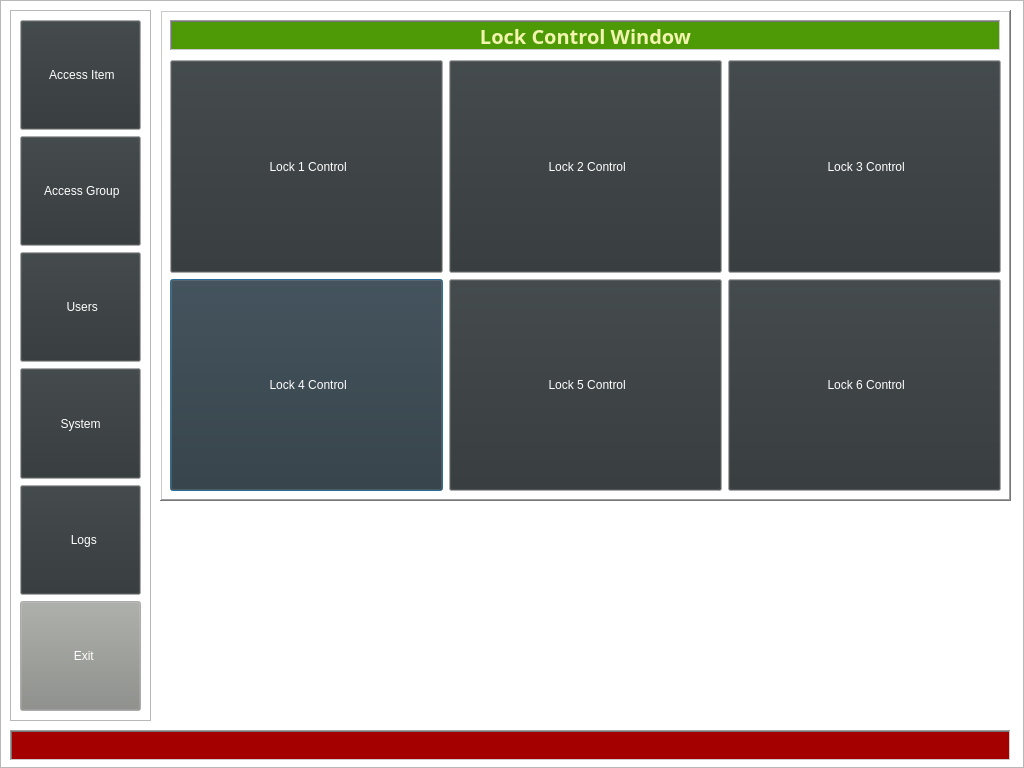
swodaemkram/aces, file lock_screen.ui: the form before one commit.
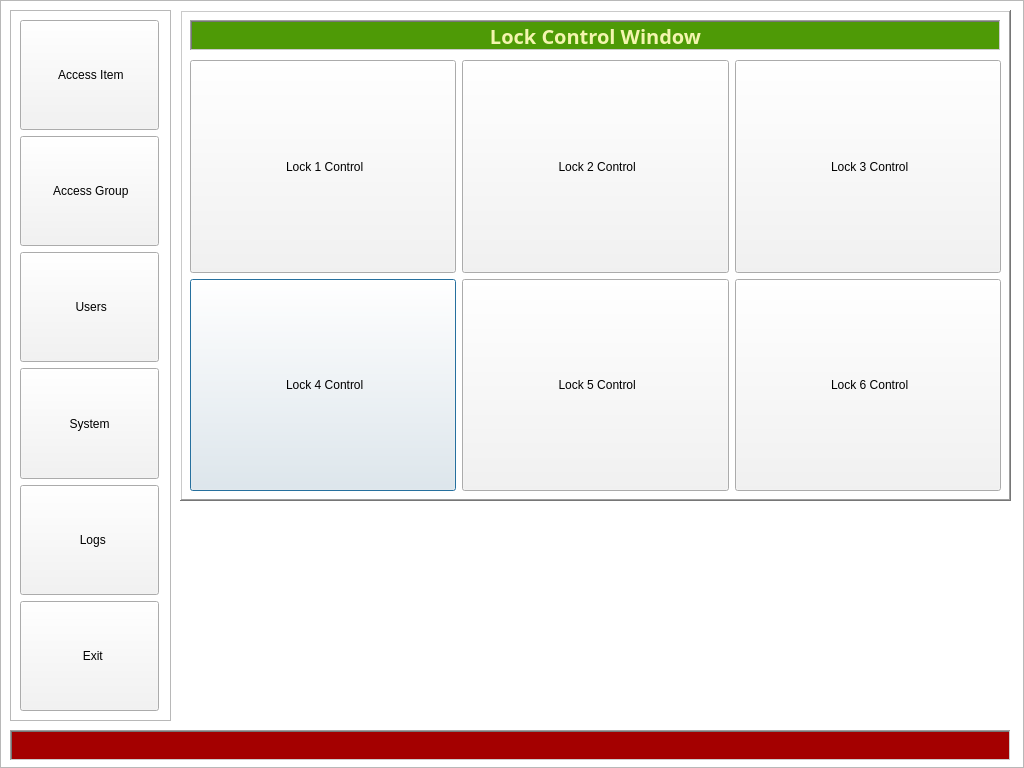
The form after the commit. Icons and pictures are not drawn.

```diff
--- a/lock_screen.ui
+++ b/lock_screen.ui
@@ -32,9 +32,9 @@
   <widget class="QFrame" name="frame">
    <property name="geometry">
     <rect>
-     <x>160</x>
+     <x>180</x>
      <y>10</y>
-     <width>851</width>
+     <width>831</width>
      <height>491</height>
     </rect>
    </property>
@@ -49,7 +49,7 @@
      <rect>
       <x>10</x>
       <y>50</y>
-      <width>831</width>
+      <width>811</width>
       <height>431</height>
      </rect>
     </property>
@@ -68,18 +68,18 @@
           <colorrole role="Button">
            <brush brushstyle="SolidPattern">
             <color alpha="255">
-             <red>46</red>
-             <green>52</green>
-             <blue>54</blue>
+             <red>243</red>
+             <green>243</green>
+             <blue>243</blue>
             </color>
            </brush>
           </colorrole>
           <colorrole role="ButtonText">
            <brush brushstyle="SolidPattern">
             <color alpha="255">
-             <red>255</red>
-             <green>255</green>
-             <blue>255</blue>
+             <red>0</red>
+             <green>0</green>
+             <blue>0</blue>
             </color>
            </brush>
           </colorrole>
@@ -88,18 +88,18 @@
           <colorrole role="Button">
            <brush brushstyle="SolidPattern">
             <color alpha="255">
-             <red>46</red>
-             <green>52</green>
-             <blue>54</blue>
+             <red>243</red>
+             <green>243</green>
+             <blue>243</blue>
             </color>
            </brush>
           </colorrole>
           <colorrole role="ButtonText">
            <brush brushstyle="SolidPattern">
             <color alpha="255">
-             <red>255</red>
-             <green>255</green>
-             <blue>255</blue>
+             <red>0</red>
+             <green>0</green>
+             <blue>0</blue>
             </color>
            </brush>
           </colorrole>
@@ -108,9 +108,9 @@
           <colorrole role="Button">
            <brush brushstyle="SolidPattern">
             <color alpha="255">
-             <red>46</red>
-             <green>52</green>
-             <blue>54</blue>
+             <red>243</red>
+             <green>243</green>
+             <blue>243</blue>
             </color>
            </brush>
           </colorrole>
@@ -155,18 +155,18 @@
           <colorrole role="Button">
            <brush brushstyle="SolidPattern">
             <color alpha="255">
-             <red>46</red>
-             <green>52</green>
-             <blue>54</blue>
+             <red>243</red>
+             <green>243</green>
+             <blue>243</blue>
             </color>
            </brush>
           </colorrole>
           <colorrole role="ButtonText">
            <brush brushstyle="SolidPattern">
             <color alpha="255">
-             <red>255</red>
-             <green>255</green>
-             <blue>255</blue>
+             <red>0</red>
+             <green>0</green>
+             <blue>0</blue>
             </color>
            </brush>
           </colorrole>
@@ -175,18 +175,18 @@
           <colorrole role="Button">
            <brush brushstyle="SolidPattern">
             <color alpha="255">
-             <red>46</red>
-             <green>52</green>
-             <blue>54</blue>
+             <red>243</red>
+             <green>243</green>
+             <blue>243</blue>
             </color>
            </brush>
           </colorrole>
           <colorrole role="ButtonText">
            <brush brushstyle="SolidPattern">
             <color alpha="255">
-             <red>255</red>
-             <green>255</green>
-             <blue>255</blue>
+             <red>0</red>
+             <green>0</green>
+             <blue>0</blue>
             </color>
            </brush>
           </colorrole>
@@ -195,9 +195,9 @@
           <colorrole role="Button">
            <brush brushstyle="SolidPattern">
             <color alpha="255">
-             <red>46</red>
-             <green>52</green>
-             <blue>54</blue>
+             <red>243</red>
+             <green>243</green>
+             <blue>243</blue>
             </color>
            </brush>
           </colorrole>
@@ -242,18 +242,18 @@
           <colorrole role="Button">
            <brush brushstyle="SolidPattern">
             <color alpha="255">
-             <red>46</red>
-             <green>52</green>
-             <blue>54</blue>
+             <red>243</red>
+             <green>243</green>
+             <blue>243</blue>
             </color>
            </brush>
           </colorrole>
           <colorrole role="ButtonText">
            <brush brushstyle="SolidPattern">
             <color alpha="255">
-             <red>255</red>
-             <green>255</green>
-             <blue>255</blue>
+             <red>0</red>
+             <green>0</green>
+             <blue>0</blue>
             </color>
            </brush>
           </colorrole>
@@ -262,18 +262,18 @@
           <colorrole role="Button">
            <brush brushstyle="SolidPattern">
             <color alpha="255">
-             <red>46</red>
-             <green>52</green>
-             <blue>54</blue>
+             <red>243</red>
+             <green>243</green>
+             <blue>243</blue>
             </color>
            </brush>
           </colorrole>
           <colorrole role="ButtonText">
            <brush brushstyle="SolidPattern">
             <color alpha="255">
-             <red>255</red>
-             <green>255</green>
-             <blue>255</blue>
+             <red>0</red>
+             <green>0</green>
+             <blue>0</blue>
             </color>
            </brush>
           </colorrole>
@@ -282,9 +282,9 @@
           <colorrole role="Button">
            <brush brushstyle="SolidPattern">
             <color alpha="255">
-             <red>46</red>
-             <green>52</green>
-             <blue>54</blue>
+             <red>243</red>
+             <green>243</green>
+             <blue>243</blue>
             </color>
            </brush>
           </colorrole>
@@ -329,18 +329,18 @@
           <colorrole role="Button">
            <brush brushstyle="SolidPattern">
             <color alpha="255">
-             <red>46</red>
-             <green>52</green>
-             <blue>54</blue>
+             <red>243</red>
+             <green>243</green>
+             <blue>243</blue>
             </color>
            </brush>
           </colorrole>
           <colorrole role="ButtonText">
            <brush brushstyle="SolidPattern">
             <color alpha="255">
-             <red>255</red>
-             <green>255</green>
-             <blue>255</blue>
+             <red>0</red>
+             <green>0</green>
+             <blue>0</blue>
             </color>
            </brush>
           </colorrole>
@@ -349,18 +349,18 @@
           <colorrole role="Button">
            <brush brushstyle="SolidPattern">
             <color alpha="255">
-             <red>46</red>
-             <green>52</green>
-             <blue>54</blue>
+             <red>243</red>
+             <green>243</green>
+             <blue>243</blue>
             </color>
            </brush>
           </colorrole>
           <colorrole role="ButtonText">
            <brush brushstyle="SolidPattern">
             <color alpha="255">
-             <red>255</red>
-             <green>255</green>
-             <blue>255</blue>
+             <red>0</red>
+             <green>0</green>
+             <blue>0</blue>
             </color>
            </brush>
           </colorrole>
@@ -369,9 +369,9 @@
           <colorrole role="Button">
            <brush brushstyle="SolidPattern">
             <color alpha="255">
-             <red>46</red>
-             <green>52</green>
-             <blue>54</blue>
+             <red>243</red>
+             <green>243</green>
+             <blue>243</blue>
             </color>
            </brush>
           </colorrole>
@@ -416,18 +416,18 @@
           <colorrole role="Button">
            <brush brushstyle="SolidPattern">
             <color alpha="255">
-             <red>46</red>
-             <green>52</green>
-             <blue>54</blue>
+             <red>243</red>
+             <green>243</green>
+             <blue>243</blue>
             </color>
            </brush>
           </colorrole>
           <colorrole role="ButtonText">
            <brush brushstyle="SolidPattern">
             <color alpha="255">
-             <red>255</red>
-             <green>255</green>
-             <blue>255</blue>
+             <red>0</red>
+             <green>0</green>
+             <blue>0</blue>
             </color>
            </brush>
           </colorrole>
@@ -436,18 +436,18 @@
           <colorrole role="Button">
            <brush brushstyle="SolidPattern">
             <color alpha="255">
-             <red>46</red>
-             <green>52</green>
-             <blue>54</blue>
+             <red>243</red>
+             <green>243</green>
+             <blue>243</blue>
             </color>
            </brush>
           </colorrole>
           <colorrole role="ButtonText">
            <brush brushstyle="SolidPattern">
             <color alpha="255">
-             <red>255</red>
-             <green>255</green>
-             <blue>255</blue>
+             <red>0</red>
+             <green>0</green>
+             <blue>0</blue>
             </color>
            </brush>
           </colorrole>
@@ -456,9 +456,9 @@
           <colorrole role="Button">
            <brush brushstyle="SolidPattern">
             <color alpha="255">
-             <red>46</red>
-             <green>52</green>
-             <blue>54</blue>
+             <red>243</red>
+             <green>243</green>
+             <blue>243</blue>
             </color>
            </brush>
           </colorrole>
@@ -503,18 +503,18 @@
           <colorrole role="Button">
            <brush brushstyle="SolidPattern">
             <color alpha="255">
-             <red>46</red>
-             <green>52</green>
-             <blue>54</blue>
+             <red>243</red>
+             <green>243</green>
+             <blue>243</blue>
             </color>
            </brush>
           </colorrole>
           <colorrole role="ButtonText">
            <brush brushstyle="SolidPattern">
             <color alpha="255">
-             <red>255</red>
-             <green>255</green>
-             <blue>255</blue>
+             <red>0</red>
+             <green>0</green>
+             <blue>0</blue>
             </color>
            </brush>
           </colorrole>
@@ -523,18 +523,18 @@
           <colorrole role="Button">
            <brush brushstyle="SolidPattern">
             <color alpha="255">
-             <red>46</red>
-             <green>52</green>
-             <blue>54</blue>
+             <red>243</red>
+             <green>243</green>
+             <blue>243</blue>
             </color>
            </brush>
           </colorrole>
           <colorrole role="ButtonText">
            <brush brushstyle="SolidPattern">
             <color alpha="255">
-             <red>255</red>
-             <green>255</green>
-             <blue>255</blue>
+             <red>0</red>
+             <green>0</green>
+             <blue>0</blue>
             </color>
            </brush>
           </colorrole>
@@ -543,9 +543,9 @@
           <colorrole role="Button">
            <brush brushstyle="SolidPattern">
             <color alpha="255">
-             <red>46</red>
-             <green>52</green>
-             <blue>54</blue>
+             <red>243</red>
+             <green>243</green>
+             <blue>243</blue>
             </color>
            </brush>
           </colorrole>
@@ -583,7 +583,7 @@
      <rect>
       <x>10</x>
       <y>10</y>
-      <width>831</width>
+      <width>811</width>
       <height>31</height>
      </rect>
     </property>
@@ -766,7 +766,7 @@
     <rect>
      <x>10</x>
      <y>10</y>
-     <width>141</width>
+     <width>161</width>
      <height>711</height>
     </rect>
    </property>
@@ -781,7 +781,7 @@
      <rect>
       <x>10</x>
       <y>10</y>
-      <width>121</width>
+      <width>139</width>
       <height>691</height>
      </rect>
     </property>
@@ -800,18 +800,18 @@
           <colorrole role="Button">
            <brush brushstyle="SolidPattern">
             <color alpha="255">
-             <red>46</red>
-             <green>52</green>
-             <blue>54</blue>
+             <red>243</red>
+             <green>243</green>
+             <blue>243</blue>
             </color>
            </brush>
           </colorrole>
           <colorrole role="ButtonText">
            <brush brushstyle="SolidPattern">
             <color alpha="255">
-             <red>255</red>
-             <green>255</green>
-             <blue>255</blue>
+             <red>0</red>
+             <green>0</green>
+             <blue>0</blue>
             </color>
            </brush>
           </colorrole>
@@ -820,18 +820,18 @@
           <colorrole role="Button">
            <brush brushstyle="SolidPattern">
             <color alpha="255">
-             <red>46</red>
-             <green>52</green>
-             <blue>54</blue>
+             <red>243</red>
+             <green>243</green>
+             <blue>243</blue>
             </color>
            </brush>
           </colorrole>
           <colorrole role="ButtonText">
            <brush brushstyle="SolidPattern">
             <color alpha="255">
-             <red>255</red>
-             <green>255</green>
-             <blue>255</blue>
+             <red>0</red>
+             <green>0</green>
+             <blue>0</blue>
             </color>
            </brush>
           </colorrole>
@@ -840,9 +840,9 @@
           <colorrole role="Button">
            <brush brushstyle="SolidPattern">
             <color alpha="255">
-             <red>46</red>
-             <green>52</green>
-             <blue>54</blue>
+             <red>243</red>
+             <green>243</green>
+             <blue>243</blue>
             </color>
            </brush>
           </colorrole>
@@ -887,18 +887,18 @@
           <colorrole role="Button">
            <brush brushstyle="SolidPattern">
             <color alpha="255">
-             <red>46</red>
-             <green>52</green>
-             <blue>54</blue>
+             <red>243</red>
+             <green>243</green>
+             <blue>243</blue>
             </color>
            </brush>
           </colorrole>
           <colorrole role="ButtonText">
            <brush brushstyle="SolidPattern">
             <color alpha="255">
-             <red>255</red>
-             <green>255</green>
-             <blue>255</blue>
+             <red>0</red>
+             <green>0</green>
+             <blue>0</blue>
             </color>
            </brush>
           </colorrole>
@@ -907,18 +907,18 @@
           <colorrole role="Button">
            <brush brushstyle="SolidPattern">
             <color alpha="255">
-             <red>46</red>
-             <green>52</green>
-             <blue>54</blue>
+             <red>243</red>
+             <green>243</green>
+             <blue>243</blue>
             </color>
            </brush>
           </colorrole>
           <colorrole role="ButtonText">
            <brush brushstyle="SolidPattern">
             <color alpha="255">
-             <red>255</red>
-             <green>255</green>
-             <blue>255</blue>
+             <red>0</red>
+             <green>0</green>
+             <blue>0</blue>
             </color>
            </brush>
           </colorrole>
@@ -927,9 +927,9 @@
           <colorrole role="Button">
            <brush brushstyle="SolidPattern">
             <color alpha="255">
-             <red>46</red>
-             <green>52</green>
-             <blue>54</blue>
+             <red>243</red>
+             <green>243</green>
+             <blue>243</blue>
             </color>
            </brush>
           </colorrole>
@@ -974,18 +974,18 @@
           <colorrole role="Button">
            <brush brushstyle="SolidPattern">
             <color alpha="255">
-             <red>46</red>
-             <green>52</green>
-             <blue>54</blue>
+             <red>243</red>
+             <green>243</green>
+             <blue>243</blue>
             </color>
            </brush>
           </colorrole>
           <colorrole role="ButtonText">
            <brush brushstyle="SolidPattern">
             <color alpha="255">
-             <red>255</red>
-             <green>255</green>
-             <blue>255</blue>
+             <red>0</red>
+             <green>0</green>
+             <blue>0</blue>
             </color>
            </brush>
           </colorrole>
@@ -994,18 +994,18 @@
           <colorrole role="Button">
            <brush brushstyle="SolidPattern">
             <color alpha="255">
-             <red>46</red>
-             <green>52</green>
-             <blue>54</blue>
+             <red>243</red>
+             <green>243</green>
+             <blue>243</blue>
             </color>
            </brush>
           </colorrole>
           <colorrole role="ButtonText">
            <brush brushstyle="SolidPattern">
             <color alpha="255">
-             <red>255</red>
-             <green>255</green>
-             <blue>255</blue>
+             <red>0</red>
+             <green>0</green>
+             <blue>0</blue>
             </color>
            </brush>
           </colorrole>
@@ -1014,9 +1014,9 @@
           <colorrole role="Button">
            <brush brushstyle="SolidPattern">
             <color alpha="255">
-             <red>46</red>
-             <green>52</green>
-             <blue>54</blue>
+             <red>243</red>
+             <green>243</green>
+             <blue>243</blue>
             </color>
            </brush>
           </colorrole>
@@ -1041,8 +1041,8 @@
        </property>
        <property name="iconSize">
         <size>
-         <width>25</width>
-         <height>25</height>
+         <width>30</width>
+         <height>30</height>
         </size>
        </property>
       </widget>
@@ -1061,18 +1061,18 @@
           <colorrole role="Button">
            <brush brushstyle="SolidPattern">
             <color alpha="255">
-             <red>46</red>
-             <green>52</green>
-             <blue>54</blue>
+             <red>243</red>
+             <green>243</green>
+             <blue>243</blue>
             </color>
            </brush>
           </colorrole>
           <colorrole role="ButtonText">
            <brush brushstyle="SolidPattern">
             <color alpha="255">
-             <red>255</red>
-             <green>255</green>
-             <blue>255</blue>
+             <red>0</red>
+             <green>0</green>
+             <blue>0</blue>
             </color>
            </brush>
           </colorrole>
@@ -1081,18 +1081,18 @@
           <colorrole role="Button">
            <brush brushstyle="SolidPattern">
             <color alpha="255">
-             <red>46</red>
-             <green>52</green>
-             <blue>54</blue>
+             <red>243</red>
+             <green>243</green>
+             <blue>243</blue>
             </color>
            </brush>
           </colorrole>
           <colorrole role="ButtonText">
            <brush brushstyle="SolidPattern">
             <color alpha="255">
-             <red>255</red>
-             <green>255</green>
-             <blue>255</blue>
+             <red>0</red>
+             <green>0</green>
+             <blue>0</blue>
             </color>
            </brush>
           </colorrole>
@@ -1101,9 +1101,9 @@
           <colorrole role="Button">
            <brush brushstyle="SolidPattern">
             <color alpha="255">
-             <red>46</red>
-             <green>52</green>
-             <blue>54</blue>
+             <red>243</red>
+             <green>243</green>
+             <blue>243</blue>
             </color>
            </brush>
           </colorrole>
@@ -1157,18 +1157,18 @@
           <colorrole role="Button">
            <brush brushstyle="SolidPattern">
             <color alpha="255">
-             <red>46</red>
-             <green>52</green>
-             <blue>54</blue>
+             <red>243</red>
+             <green>243</green>
+             <blue>243</blue>
             </color>
            </brush>
           </colorrole>
           <colorrole role="ButtonText">
            <brush brushstyle="SolidPattern">
             <color alpha="255">
-             <red>255</red>
-             <green>255</green>
-             <blue>255</blue>
+             <red>0</red>
+             <green>0</green>
+             <blue>0</blue>
             </color>
            </brush>
           </colorrole>
@@ -1186,18 +1186,18 @@
           <colorrole role="Button">
            <brush brushstyle="SolidPattern">
             <color alpha="255">
-             <red>46</red>
-             <green>52</green>
-             <blue>54</blue>
+             <red>243</red>
+             <green>243</green>
+             <blue>243</blue>
             </color>
            </brush>
           </colorrole>
           <colorrole role="ButtonText">
            <brush brushstyle="SolidPattern">
             <color alpha="255">
-             <red>255</red>
-             <green>255</green>
-             <blue>255</blue>
+             <red>0</red>
+             <green>0</green>
+             <blue>0</blue>
             </color>
            </brush>
           </colorrole>
@@ -1215,9 +1215,9 @@
           <colorrole role="Button">
            <brush brushstyle="SolidPattern">
             <color alpha="255">
-             <red>46</red>
-             <green>52</green>
-             <blue>54</blue>
+             <red>243</red>
+             <green>243</green>
+             <blue>243</blue>
             </color>
            </brush>
           </colorrole>
@@ -1262,18 +1262,18 @@
           <colorrole role="Button">
            <brush brushstyle="SolidPattern">
             <color alpha="255">
-             <red>136</red>
-             <green>138</green>
-             <blue>133</blue>
+             <red>243</red>
+             <green>243</green>
+             <blue>243</blue>
             </color>
            </brush>
           </colorrole>
           <colorrole role="ButtonText">
            <brush brushstyle="SolidPattern">
             <color alpha="255">
-             <red>255</red>
-             <green>255</green>
-             <blue>255</blue>
+             <red>0</red>
+             <green>0</green>
+             <blue>0</blue>
             </color>
            </brush>
           </colorrole>
@@ -1282,18 +1282,18 @@
           <colorrole role="Button">
            <brush brushstyle="SolidPattern">
             <color alpha="255">
-             <red>136</red>
-             <green>138</green>
-             <blue>133</blue>
+             <red>243</red>
+             <green>243</green>
+             <blue>243</blue>
             </color>
            </brush>
           </colorrole>
           <colorrole role="ButtonText">
            <brush brushstyle="SolidPattern">
             <color alpha="255">
-             <red>255</red>
-             <green>255</green>
-             <blue>255</blue>
+             <red>0</red>
+             <green>0</green>
+             <blue>0</blue>
             </color>
            </brush>
           </colorrole>
@@ -1302,9 +1302,9 @@
           <colorrole role="Button">
            <brush brushstyle="SolidPattern">
             <color alpha="255">
-             <red>136</red>
-             <green>138</green>
-             <blue>133</blue>
+             <red>243</red>
+             <green>243</green>
+             <blue>243</blue>
             </color>
            </brush>
           </colorrole>
```
Left out of the diff: 24 changed lines with no effect on the pictures.
